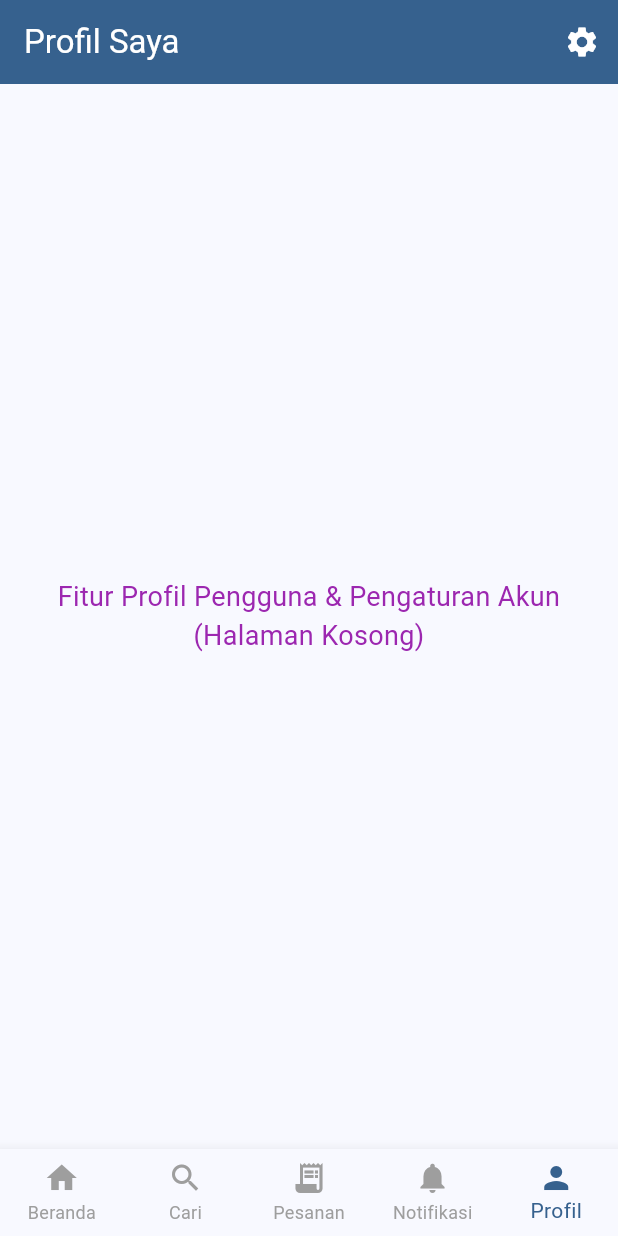
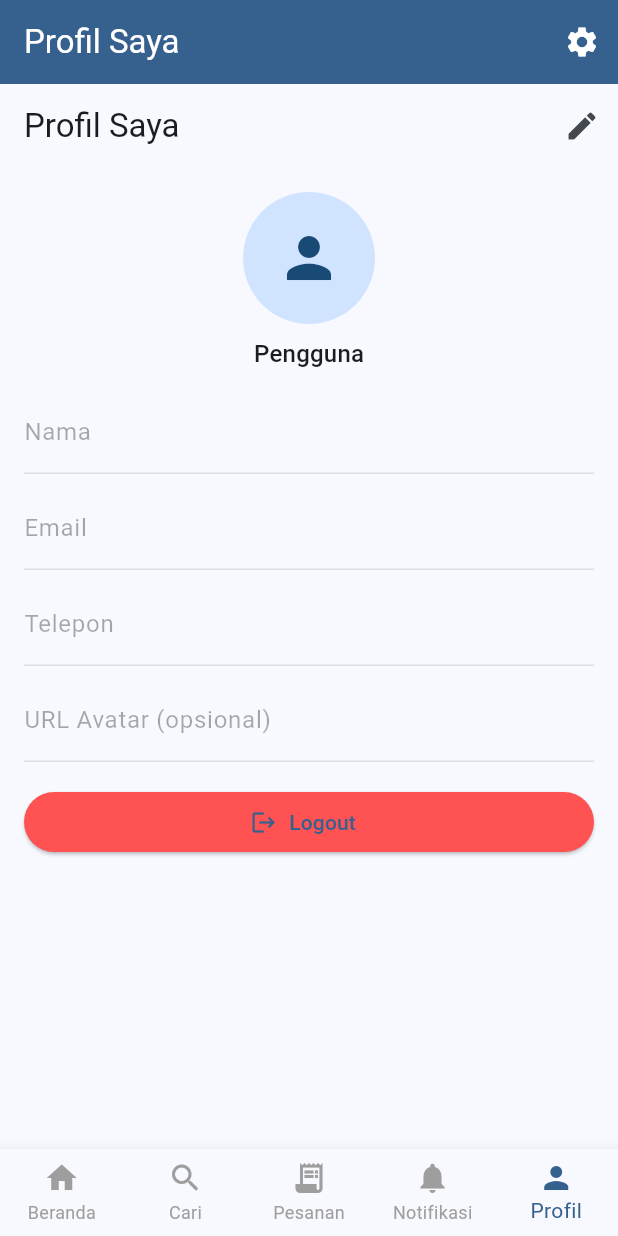
Before and after one commit to Arzaleph/ReBox_Project, a Flutter app: the screen it shows after launch, item 5 of the bottom bar chosen, on a phone screen of 412 x 824 dp. Run offline on Flutter 3.47's test engine with Material 3 defaults, Android fonts, the light colour scheme and no system bars; our stand-ins replace shared_preferences.

Commit message:
add profil

```diff
--- /dev/null
+++ b/lib/profil/profile_service.dart
@@ -0,0 +1,101 @@
+import 'package:flutter/material.dart';
+import 'package:shared_preferences/shared_preferences.dart';
+import 'package:project_pti/core/api.dart';
+import 'package:project_pti/profil/remote_profile_service.dart';
+
+class ProfileService extends ChangeNotifier {
+  ProfileService._internal();
+  static final ProfileService instance = ProfileService._internal();
+
+  late SharedPreferences _prefs;
+
+  String _name = '';
+  String _email = '';
+  String _phone = '';
+  String _avatarUrl = '';
+
+  String get name => _name;
+  String get email => _email;
+  String get phone => _phone;
+  String get avatarUrl => _avatarUrl;
+
+  Future<void> init() async {
+    _prefs = await SharedPreferences.getInstance();
+    _name = _prefs.getString('profile_name') ?? '';
+    _email = _prefs.getString('profile_email') ?? '';
+    _phone = _prefs.getString('profile_phone') ?? '';
+    _avatarUrl = _prefs.getString('profile_avatar') ?? '';
+    notifyListeners();
+    // If Api is configured, attempt to fetch remote profile and merge
+    if (ApiConfig.baseUrl.isNotEmpty) {
+      try {
+        await syncFromRemote();
+      } catch (_) {
+        // ignore remote errors here, local data stays
+      }
+    }
+  }
+
+  Future<void> setName(String v) async {
+    _name = v;
+    await _prefs.setString('profile_name', v);
+    notifyListeners();
+  }
+
+  Future<void> setEmail(String v) async {
+    _email = v;
+    await _prefs.setString('profile_email', v);
+    notifyListeners();
+  }
+
+  Future<void> setPhone(String v) async {
+    _phone = v;
+    await _prefs.setString('profile_phone', v);
+    notifyListeners();
+  }
+
+  Future<void> setAvatarUrl(String v) async {
+    _avatarUrl = v;
+    await _prefs.setString('profile_avatar', v);
+    notifyListeners();
+  }
+
+  Future<void> clearProfile() async {
+    _name = '';
+    _email = '';
+    _phone = '';
+    _avatarUrl = '';
+    await _prefs.remove('profile_name');
+    await _prefs.remove('profile_email');
+    await _prefs.remove('profile_phone');
+    await _prefs.remove('profile_avatar');
+    notifyListeners();
+  }
+
+  /// Try to fetch profile from remote and overwrite local storage.
+  Future<void> syncFromRemote() async {
+    final map = await RemoteProfileService.instance.fetchProfile();
+    _name = map['name']?.toString() ?? _name;
+    _email = map['email']?.toString() ?? _email;
+    _phone = map['phone']?.toString() ?? _phone;
+    _avatarUrl = map['avatarUrl']?.toString() ?? _avatarUrl;
+    // persist
+    await _prefs.setString('profile_name', _name);
+    await _prefs.setString('profile_email', _email);
+    await _prefs.setString('profile_phone', _phone);
+    await _prefs.setString('profile_avatar', _avatarUrl);
+    notifyListeners();
+  }
+
+  /// Try to push local profile to remote. Returns remote response map.
+  Future<Map<String, dynamic>> syncToRemote() async {
+    final payload = {
+      'name': _name,
+      'email': _email,
+      'phone': _phone,
+      'avatarUrl': _avatarUrl,
+    };
+    final resp = await RemoteProfileService.instance.updateProfile(payload);
+    return resp;
+  }
+}
--- /dev/null
+++ b/lib/profil/remote_profile_service.dart
@@ -0,0 +1,30 @@
+import 'dart:convert';
+import 'package:http/http.dart' as http;
+import 'package:project_pti/core/api.dart';
+
+class RemoteProfileService {
+  RemoteProfileService._internal();
+  static final RemoteProfileService instance = RemoteProfileService._internal();
+
+  /// Fetch profile from GET /api/profile
+  Future<Map<String, dynamic>> fetchProfile() async {
+    final base = ApiConfig.baseUrl;
+    if (base.isEmpty) throw Exception('API base URL not configured');
+    final uri = Uri.parse(base).replace(path: '/api/profile');
+    final resp = await http.get(uri);
+    if (resp.statusCode != 200) throw Exception('Fetch profile failed (${resp.statusCode})');
+    final map = jsonDecode(resp.body) as Map<String, dynamic>;
+    return map;
+  }
+
+  /// Update profile via PUT /api/profile with JSON body
+  Future<Map<String, dynamic>> updateProfile(Map<String, dynamic> payload) async {
+    final base = ApiConfig.baseUrl;
+    if (base.isEmpty) throw Exception('API base URL not configured');
+    final uri = Uri.parse(base).replace(path: '/api/profile');
+    final resp = await http.put(uri, headers: {'Content-Type': 'application/json'}, body: jsonEncode(payload));
+    if (resp.statusCode != 200) throw Exception('Update profile failed (${resp.statusCode})');
+    final map = jsonDecode(resp.body) as Map<String, dynamic>;
+    return map;
+  }
+}
--- a/lib/profil/screens/profil_screen.dart
+++ b/lib/profil/screens/profil_screen.dart
@@ -1,17 +1,173 @@
-// Pastikan nama kelasnya P-r-o-f-i-l-S-c-r-e-e-n
+// Basic profile screen with edit/save and logout
 import 'package:flutter/material.dart';
+import 'package:project_pti/profil/profile_service.dart';
+import 'package:project_pti/pengaturan/settings_service.dart';
+import 'package:project_pti/profil/widgets/profile_header.dart';
+import 'package:project_pti/core/api.dart';
 
-class ProfilScreen extends StatelessWidget {
+class ProfilScreen extends StatefulWidget {
   const ProfilScreen({super.key});
 
   @override
+  State<ProfilScreen> createState() => _ProfilScreenState();
+}
+
+class _ProfilScreenState extends State<ProfilScreen> {
+  final _nameCtrl = TextEditingController();
+  final _emailCtrl = TextEditingController();
+  final _phoneCtrl = TextEditingController();
+  final _avatarCtrl = TextEditingController();
+
+  bool _editing = false;
+  bool _loading = true;
+
+  @override
+  void initState() {
+    super.initState();
+    _initProfile();
+  }
+
+  Future<void> _initProfile() async {
+    await ProfileService.instance.init();
+    if (!mounted) return;
+    final p = ProfileService.instance;
+    _nameCtrl.text = p.name;
+    _emailCtrl.text = p.email;
+    _phoneCtrl.text = p.phone;
+    _avatarCtrl.text = p.avatarUrl;
+    setState(() => _loading = false);
+  }
+
+  @override
+  void dispose() {
+    _nameCtrl.dispose();
+    _emailCtrl.dispose();
+    _phoneCtrl.dispose();
+    _avatarCtrl.dispose();
+    super.dispose();
+  }
+
+  Future<void> _saveProfile() async {
+    setState(() => _loading = true);
+    await ProfileService.instance.setName(_nameCtrl.text.trim());
+    await ProfileService.instance.setEmail(_emailCtrl.text.trim());
+    await ProfileService.instance.setPhone(_phoneCtrl.text.trim());
+    await ProfileService.instance.setAvatarUrl(_avatarCtrl.text.trim());
+    // attempt to push to remote if configured
+    String? remoteError;
+    if (ApiConfig.baseUrl.isNotEmpty) {
+      try {
+        await ProfileService.instance.syncToRemote();
+      } catch (e) {
+        remoteError = e.toString();
+      }
+    }
+    if (!mounted) return;
+    setState(() {
+      _editing = false;
+      _loading = false;
+    });
+    ScaffoldMessenger.of(context).showSnackBar(SnackBar(content: Text(remoteError == null ? 'Profil disimpan' : 'Disimpan lokal (sinkron gagal)')));
+    if (remoteError != null) {
+      // show detailed banner
+      ScaffoldMessenger.of(context).showSnackBar(SnackBar(content: Text('Sinkron ke server gagal: $remoteError')));
+    }
+  }
+
+  Future<void> _logout() async {
+    setState(() => _loading = true);
+    // clear profile and auth token
+    await ProfileService.instance.clearProfile();
+    await SettingsService.instance.logout();
+    if (!mounted) return;
+    setState(() => _loading = false);
+    ScaffoldMessenger.of(context).showSnackBar(const SnackBar(content: Text('Anda telah logout')));
+    Navigator.of(context).popUntil((route) => route.isFirst);
+  }
+
+  @override
   Widget build(BuildContext context) {
-    return const Center(
-      child: Text(
-        'Fitur Profil Pengguna & Pengaturan Akun (Halaman Kosong)',
-        style: TextStyle(fontSize: 18, color: Colors.purple),
-        textAlign: TextAlign.center,
+    final profile = ProfileService.instance;
+    return Scaffold(
+      appBar: AppBar(
+        title: const Text('Profil Saya'),
+        actions: [
+          if (!_editing)
+            IconButton(
+              icon: const Icon(Icons.edit),
+              onPressed: () => setState(() => _editing = true),
+            )
+        ],
       ),
+      body: _loading
+          ? const Center(child: CircularProgressIndicator())
+          : Padding(
+              padding: const EdgeInsets.all(16.0),
+              child: ListView(
+                children: [
+                  ProfileHeader(name: profile.name, avatarUrl: profile.avatarUrl),
+                  const SizedBox(height: 12),
+                  TextField(
+                    controller: _nameCtrl,
+                    decoration: const InputDecoration(labelText: 'Nama'),
+                    enabled: _editing,
+                  ),
+                  const SizedBox(height: 8),
+                  TextField(
+                    controller: _emailCtrl,
+                    decoration: const InputDecoration(labelText: 'Email'),
+                    keyboardType: TextInputType.emailAddress,
+                    enabled: _editing,
+                  ),
+                  const SizedBox(height: 8),
+                  TextField(
+                    controller: _phoneCtrl,
+                    decoration: const InputDecoration(labelText: 'Telepon'),
+                    keyboardType: TextInputType.phone,
+                    enabled: _editing,
+                  ),
+                  const SizedBox(height: 8),
+                  TextField(
+                    controller: _avatarCtrl,
+                    decoration: const InputDecoration(labelText: 'URL Avatar (opsional)'),
+                    keyboardType: TextInputType.url,
+                    enabled: _editing,
+                  ),
+                  const SizedBox(height: 16),
+                  if (_editing)
+                    Row(
+                      children: [
+                        Expanded(
+                          child: ElevatedButton.icon(
+                            icon: const Icon(Icons.save),
+                            label: const Text('Simpan'),
+                            onPressed: _saveProfile,
+                          ),
+                        ),
+                        const SizedBox(width: 8),
+                        OutlinedButton(
+                          child: const Text('Batal'),
+                          onPressed: () {
+                            // revert controllers to stored values
+                            _nameCtrl.text = profile.name;
+                            _emailCtrl.text = profile.email;
+                            _phoneCtrl.text = profile.phone;
+                            _avatarCtrl.text = profile.avatarUrl;
+                            setState(() => _editing = false);
+                          },
+                        ),
+                      ],
+                    )
+                  else
+                    ElevatedButton.icon(
+                      icon: const Icon(Icons.logout),
+                      label: const Text('Logout'),
+                      style: ElevatedButton.styleFrom(backgroundColor: Colors.redAccent),
+                      onPressed: _logout,
+                    ),
+                ],
+              ),
+            ),
     );
   }
 }
--- /dev/null
+++ b/lib/profil/widgets/profile_header.dart
@@ -0,0 +1,27 @@
+import 'package:flutter/material.dart';
+
+class ProfileHeader extends StatelessWidget {
+  final String name;
+  final String avatarUrl;
+  const ProfileHeader({super.key, required this.name, required this.avatarUrl});
+
+  @override
+  Widget build(BuildContext context) {
+    return Column(
+      children: [
+        Center(
+          child: CircleAvatar(
+            radius: 44,
+            backgroundImage: avatarUrl.isNotEmpty ? NetworkImage(avatarUrl) : null,
+            child: avatarUrl.isEmpty ? const Icon(Icons.person, size: 44) : null,
+          ),
+        ),
+        const SizedBox(height: 8),
+        Text(
+          name.isNotEmpty ? name : 'Pengguna',
+          style: Theme.of(context).textTheme.titleMedium,
+        ),
+      ],
+    );
+  }
+}
```
